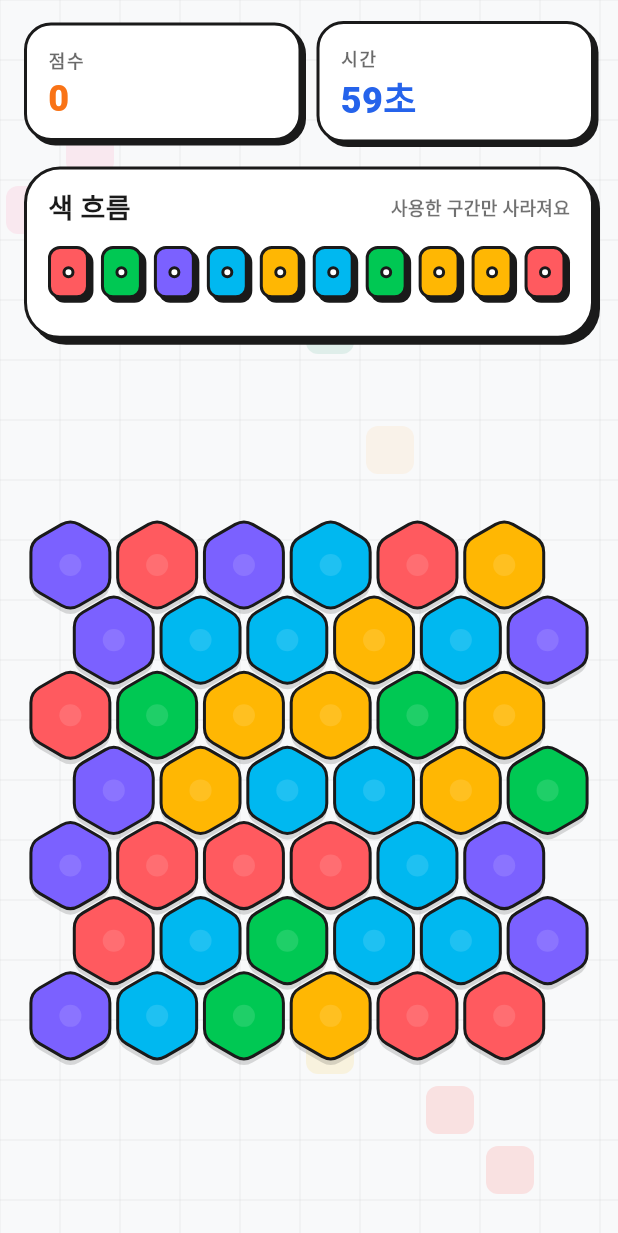
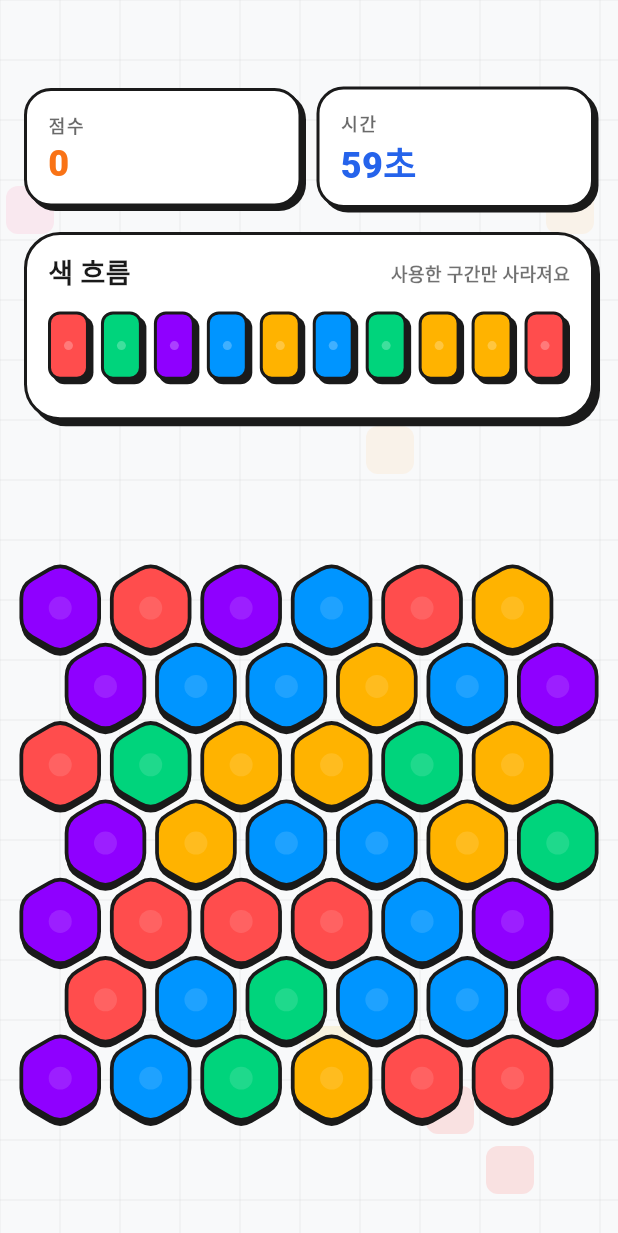
Before and after one commit to XuTuX/HexTrace, a Flutter app: the GameScreen screen opened directly, on a phone screen of 412 x 824 dp. Shown: the top 1233 px of the screen. Run offline on Flutter 3.47's test engine with Material 3 defaults, Android fonts, the phone set to English and light mode, and no system bars; our stand-ins replace flutter_dotenv, get, google_fonts, google_mobile_ads, google_sign_in, shared_preferences and 2 more; accounts and stored records are empty.

Commit message:
거의 다옴

```diff
--- a/lib/game/game_palette.dart
+++ b/lib/game/game_palette.dart
@@ -15,11 +15,11 @@ class GamePalette {
 
   static Color colorFor(GameColor color) {
     return switch (color) {
-      GameColor.coral => const Color(0xFFFF5A5F),
-      GameColor.amber => const Color(0xFFFFB703),
-      GameColor.mint => const Color(0xFF00C853),
-      GameColor.azure => const Color(0xFF00B8F0),
-      GameColor.violet => const Color(0xFF7B61FF),
+      GameColor.coral => const Color(0xFFFF4D4D), // Bold Red
+      GameColor.amber => const Color(0xFFFFB300), // Vibrant Orange
+      GameColor.mint => const Color(0xFF00D47C), // Bright Green
+      GameColor.azure => const Color(0xFF0095FF), // Clear Blue
+      GameColor.violet => const Color(0xFF8F00FF), // Strong Purple
     };
   }
 
--- a/lib/game/hex_game_controller.dart
+++ b/lib/game/hex_game_controller.dart
@@ -398,7 +398,7 @@ class HexGameController extends ChangeNotifier {
       startingSeconds.toDouble() + 25,
       timeRemaining + _timeBonusForLength(matchedPath.length),
     );
-    statusText = combo > 1 ? '콤보 x$combo, +$gainedScore점' : '+$gainedScore점';
+    statusText = combo > 1 ? 'COMBO x$combo\n+$gainedScore PTS' : '+$gainedScore PTS';
     statusTone = GameMessageTone.success;
     _notify();
 
--- a/lib/screens/game_screen.dart
+++ b/lib/screens/game_screen.dart
@@ -65,10 +65,13 @@ class _GameScreenState extends State<GameScreen> {
                   children: [
                     Column(
                       children: [
+                        const Spacer(flex: 1),
                         GameHud(controller: _controller),
+                        const SizedBox(height: 16),
                         Expanded(
+                          flex: 12,
                           child: Padding(
-                            padding: const EdgeInsets.symmetric(horizontal: 12),
+                            padding: const EdgeInsets.symmetric(horizontal: 4),
                             child: Stack(
                               children: [
                                 Positioned.fill(
@@ -222,39 +225,42 @@ class _FloatingStatusViewState extends State<_FloatingStatusView>
           return const SizedBox.shrink();
         }
 
-        final bool isCombo = _currentText.contains('콤보');
+        final bool isCombo = _currentText.contains('COMBO');
+        final List<String> textLines = _currentText.split('\n');
         final Color textColor =
-            isCombo ? const Color(0xFFC2410C) : const Color(0xFF15803D);
+            isCombo ? const Color(0xFF6366F1) : const Color(0xFF2563EB); // Indigo : Blue
 
         return Center(
           child: Transform.translate(
             offset: Offset(0, _translateY.value),
+            child: Transform.rotate(
+              angle: isCombo ? -0.05 : 0,
               child: Opacity(
                 opacity: _opacity.value,
-              child: Row(
+                child: Column(
                   mainAxisSize: MainAxisSize.min,
-                children: [
-                  if (isCombo) ...[
-                    Icon(Icons.bolt_rounded, size: 20, color: textColor),
-                    const SizedBox(width: 4),
-                  ],
-                  Text(
-                    _currentText,
+                  children: textLines.map((line) {
+                    final bool isComboLine = line.startsWith('COMBO');
+                    return Text(
+                      line,
+                      textAlign: TextAlign.center,
                       style: TextStyle(
                         color: textColor,
-                      fontSize: 18,
+                        fontSize: isComboLine ? 16 : (isCombo ? 28 : 24),
                         fontWeight: FontWeight.w900,
-                      letterSpacing: 0.5,
+                        letterSpacing: 1.2,
+                        height: 1.1,
                         shadows: [
                           Shadow(
-                          color: Colors.black.withValues(alpha: 0.2),
-                          offset: const Offset(1, 1),
-                          blurRadius: 2,
+                            color: Colors.black.withValues(alpha: 0.3),
+                            offset: const Offset(2, 2),
+                            blurRadius: 4,
                           ),
                         ],
                       ),
+                    );
+                  }).toList(),
                 ),
-                ],
               ),
             ),
           ),
--- a/lib/widgets/game/animated_color_stream.dart
+++ b/lib/widgets/game/animated_color_stream.dart
@@ -133,7 +133,7 @@ class _AnimatedColorStreamState extends State<AnimatedColorStream> {
             (constraints.maxWidth - (_slotGap * (widget.entries.length - 1))) /
                 widget.entries.length;
 
-        final slotHeight = slotWidth * 1.25;
+        final slotHeight = slotWidth * 1.6;
 
         return SizedBox(
           height: slotHeight + 8,
@@ -237,18 +237,17 @@ class _ColorStreamSlot extends StatelessWidget {
       child: Center(
         child: AnimatedContainer(
           duration: const Duration(milliseconds: 120),
-          width: highlighted ? 12 : 8,
-          height: highlighted ? 12 : 8,
+          width: highlighted ? 10 : 6,
+          height: highlighted ? 10 : 6,
           decoration: BoxDecoration(
-            color: Colors.white,
+            color: Colors.white.withValues(alpha: highlighted ? 0.8 : 0.25),
             shape: BoxShape.circle,
-            border: Border.all(color: charcoalBlack, width: 2),
             boxShadow: highlighted
                 ? [
                     BoxShadow(
-                        color: fill.withValues(alpha: 0.8),
+                        color: Colors.white.withValues(alpha: 0.4),
                         blurRadius: 4,
-                        spreadRadius: 2)
+                        spreadRadius: 1)
                   ]
                 : null,
           ),
```
Also changed, not shown: lib/game/hex_board_view.dart (+39 -28 lines). Lines whose indentation alone changed are shown as unchanged.
